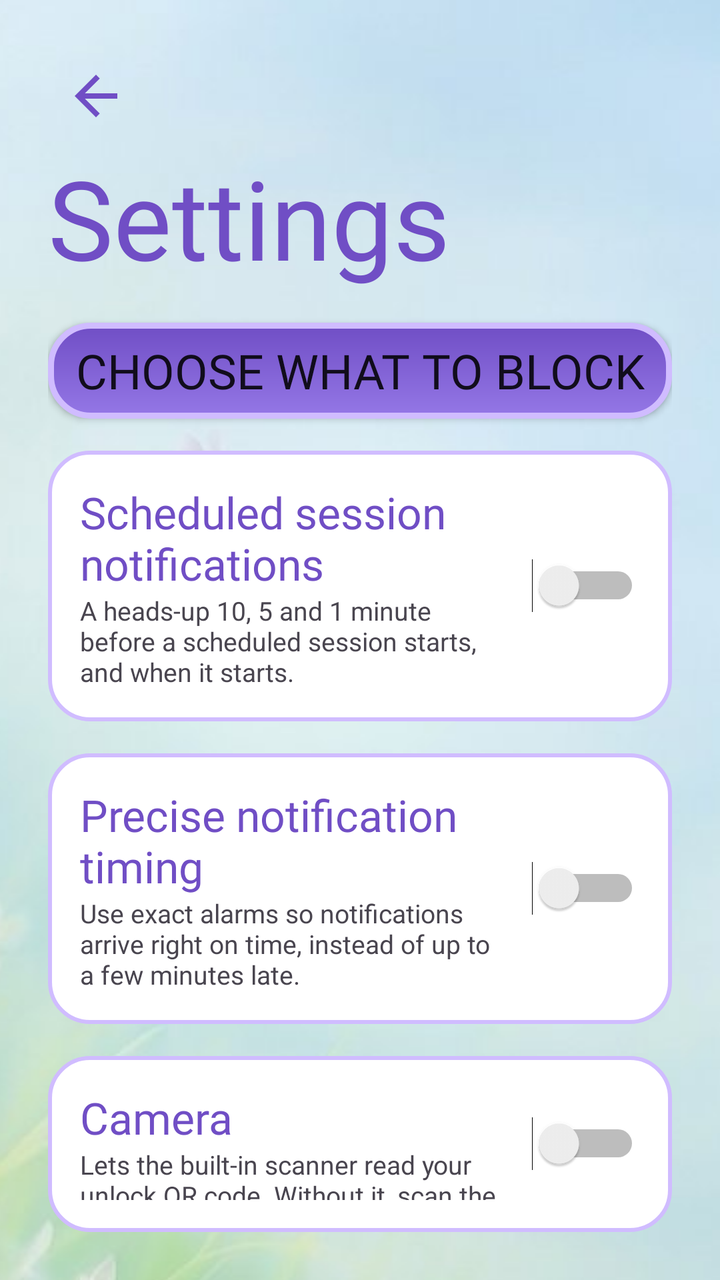
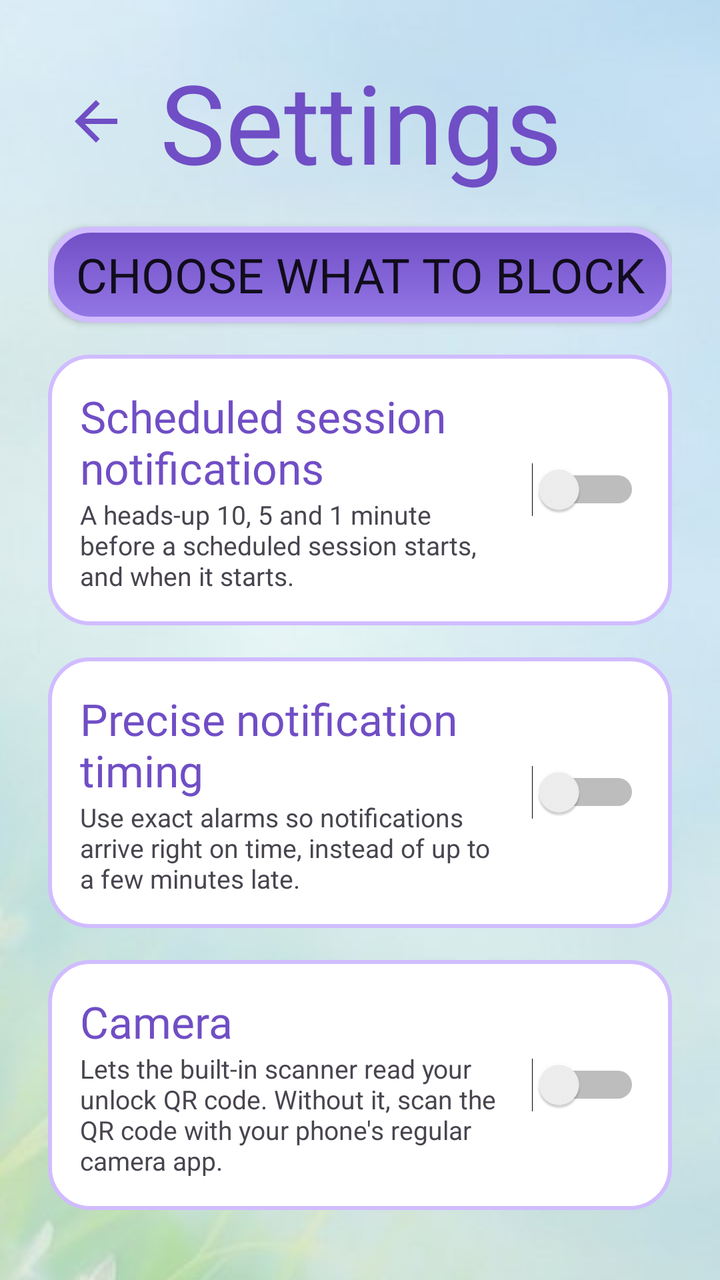

An Android layout rendered at two revisions. The XML below is the earlier revision; the diff shows what the commit changed to produce the second picture.
<!-- AndroidManifest.xml: application theme android:Theme.Material.Light.NoActionBar -->
<!-- res/layout/activity_settings.xml -->
<?xml version="1.0" encoding="utf-8"?>
<LinearLayout xmlns:android="http://schemas.android.com/apk/res/android"
    android:layout_width="match_parent"
    android:layout_height="match_parent"
    android:fillViewport="true">
    <LinearLayout
        android:layout_width="match_parent"
        android:layout_height="wrap_content"
        android:orientation="vertical"
        android:padding="24dp"
        android:background="@drawable/activity_background">

        
        <ImageButton
            android:id="@+id/btnBack"
            android:layout_width="48dp"
            android:layout_height="48dp"
            android:background="?android:attr/selectableItemBackgroundBorderless"
            android:contentDescription="Back"
            android:src="@drawable/ic_back" />

        <TextView
            android:layout_width="wrap_content"
            android:layout_height="wrap_content"
            android:fontFamily="@font/super_frog"
            android:text="Settings"
            android:textColor="@color/primary_dark"
            android:textSize="55sp" />

        
        <TextView
            android:id="@+id/tvSessionNote"
            android:layout_width="match_parent"
            android:layout_height="wrap_content"
            android:paddingTop="4dp"
            android:text="A session is running. You can add things to block and turn hardcore mode on, but nothing can be removed or turned off until it ends."
            android:textColor="@color/text_secondary"
            android:textSize="14sp"
            android:visibility="gone" />

        <Button
            android:id="@+id/btnChooseApps"
            style="@style/BaseButtonStyle"
            android:layout_marginTop="16dp"
            android:text="Choose what to block" />

        <LinearLayout
            android:layout_width="match_parent"
            android:layout_height="wrap_content"
            android:layout_marginTop="16dp"
            android:background="@drawable/schedule_day_card"
            android:gravity="center_vertical"
            android:orientation="horizontal"
            android:padding="16dp">

            <LinearLayout
                android:layout_width="0dp"
                android:layout_height="wrap_content"
                android:layout_weight="1"
                android:orientation="vertical">

                <TextView
                    android:layout_width="wrap_content"
                    android:layout_height="wrap_content"
                    android:fontFamily="@font/super_frog"
                    android:text="Scheduled session notifications"
                    android:textColor="@color/primary_dark"
                    android:textSize="22sp" />

                <TextView
                    android:layout_width="wrap_content"
                    android:layout_height="wrap_content"
                    android:text="A heads-up 10, 5 and 1 minute before a scheduled session starts, and when it starts."
                    android:textColor="@color/text_secondary"
                    android:textSize="13sp" />
            </LinearLayout>

            <Switch
                android:id="@+id/swNotices"
                android:layout_width="wrap_content"
                android:layout_height="wrap_content"
                android:layout_marginStart="12dp" />
        </LinearLayout>

        
        <LinearLayout
            android:id="@+id/cardExact"
            android:layout_width="match_parent"
            android:layout_height="wrap_content"
            android:layout_marginTop="16dp"
            android:background="@drawable/schedule_day_card"
            android:gravity="center_vertical"
            android:orientation="horizontal"
            android:padding="16dp">

            <LinearLayout
                android:layout_width="0dp"
                android:layout_height="wrap_content"
                android:layout_weight="1"
                android:orientation="vertical">

                <TextView
                    android:layout_width="wrap_content"
                    android:layout_height="wrap_content"
                    android:fontFamily="@font/super_frog"
                    android:text="Precise notification timing"
                    android:textColor="@color/primary_dark"
                    android:textSize="22sp" />

                <TextView
                    android:layout_width="wrap_content"
                    android:layout_height="wrap_content"
                    android:text="Use exact alarms so notifications arrive right on time, instead of up to a few minutes late."
                    android:textColor="@color/text_secondary"
                    android:textSize="13sp" />
            </LinearLayout>

            <Switch
                android:id="@+id/swExact"
                android:layout_width="wrap_content"
                android:layout_height="wrap_content"
                android:layout_marginStart="12dp" />
        </LinearLayout>

        
        <LinearLayout
            android:id="@+id/cardCamera"
            android:layout_width="match_parent"
            android:layout_height="wrap_content"
            android:layout_marginTop="16dp"
            android:background="@drawable/schedule_day_card"
            android:gravity="center_vertical"
            android:orientation="horizontal"
            android:padding="16dp">

            <LinearLayout
                android:layout_width="0dp"
                android:layout_height="wrap_content"
                android:layout_weight="1"
                android:orientation="vertical">

                <TextView
                    android:layout_width="wrap_content"
                    android:layout_height="wrap_content"
                    android:fontFamily="@font/super_frog"
                    android:text="Camera"
                    android:textColor="@color/primary_dark"
                    android:textSize="22sp" />

                <TextView
                    android:layout_width="wrap_content"
                    android:layout_height="wrap_content"
                    android:text="Lets the built-in scanner read your unlock QR code. Without it, scan the QR code with your phone's regular camera app."
                    android:textColor="@color/text_secondary"
                    android:textSize="13sp" />
            </LinearLayout>

            <Switch
                android:id="@+id/swCamera"
                android:layout_width="wrap_content"
                android:layout_height="wrap_content"
                android:layout_marginStart="12dp" />
        </LinearLayout>

        <LinearLayout
            android:layout_width="match_parent"
            android:layout_height="wrap_content"
            android:layout_marginTop="16dp"
            android:background="@drawable/schedule_day_card"
            android:gravity="center_vertical"
            android:orientation="horizontal"
            android:padding="16dp">

            <LinearLayout
                android:layout_width="0dp"
                android:layout_height="wrap_content"
                android:layout_weight="1"
                android:orientation="vertical">

                <TextView
                    android:layout_width="wrap_content"
                    android:layout_height="wrap_content"
                    android:fontFamily="@font/super_frog"
                    android:text="Hardcore mode"
                    android:textColor="@color/primary_dark"
                    android:textSize="22sp" />

                <TextView
                    android:layout_width="wrap_content"
                    android:layout_height="wrap_content"
                    android:text="Stops Focus Buddy being uninstalled, and locks its Android settings pages during a session."
                    android:textColor="@color/text_secondary"
                    android:textSize="13sp" />
            </LinearLayout>

            <Switch
                android:id="@+id/swHardcore"
                android:layout_width="wrap_content"
                android:layout_height="wrap_content"
                android:layout_marginStart="12dp" />
        </LinearLayout>

        <Button
            android:id="@+id/btnHowItWorks"
            style="@style/BaseButtonStyle"
            android:layout_marginTop="16dp"
            android:text="How it works" />
    </LinearLayout>
</LinearLayout>
<!-- resources referenced by this layout -->
<resources>
  <color name="primary_dark">#704EC5</color>
  <color name="text_secondary">#49454F</color>
  <!-- drawable activity_background (drawable) -->
  <?xml version="1.0" encoding="utf-8"?>
  <bitmap xmlns:android="http://schemas.android.com/apk/res/android"
      android:src="@drawable/background"
      android:gravity="center"
      android:tileMode="disabled" />
  <!-- drawable ic_back (drawable) -->
  <vector xmlns:android="http://schemas.android.com/apk/res/android"
      android:width="32dp"
      android:height="32dp"
      android:autoMirrored="true"
      android:viewportWidth="24"
      android:viewportHeight="24">
      <path
          android:fillColor="@color/primary_dark"
          android:pathData="M20,11H7.83l5.59,-5.59L12,4l-8,8 8,8 1.41,-1.41L7.83,13H20v-2z" />
  </vector>
  <!-- drawable schedule_day_card (drawable) -->
  <shape xmlns:android="http://schemas.android.com/apk/res/android"
      android:shape="rectangle">
      <solid android:color="@color/surface" />
      <corners android:radius="20dp" />
      <stroke
          android:width="2dp"
          android:color="@color/accent" />
  </shape>
  <style name="BaseButtonStyle">
          <item name="android:layout_width">match_parent</item>
          <item name="android:layout_height">match_parent</item>
          <item name="android:background">@drawable/base_button_shape</item>
          <item name="android:fontFamily">@font/super_frog</item>
          <item name="android:gravity">center_vertical|center_horizontal</item>
  
          <item name="android:autoSizeTextType">uniform</item>
          <item name="android:autoSizeMinTextSize">14sp</item>
          <item name="android:autoSizeMaxTextSize">30sp</item>
          <item name="android:autoSizeStepGranularity">5sp</item>
      </style>
  <!-- drawable background: jpg bitmap (drawable, 65327 bytes) -->
  <color name="surface">#FFFFFF</color>
  <color name="accent">#D0BCFF</color>
  <!-- drawable base_button_shape (drawable) -->
  <shape xmlns:android="http://schemas.android.com/apk/res/android"
      android:shape="rectangle">
  
      <gradient
          android:angle="270"
          android:startColor="@color/primary_dark"
          android:endColor="@color/primary"
          android:type="linear" />
  
      <corners android:radius="20dp" />
  
      <stroke
          android:width="3dp"
          android:color="@color/accent" />
  
  </shape>
  <color name="primary">#9477E6</color>
</resources>

<!-- the commit's change to res/layout/activity_settings.xml (unified diff, before → after) -->
@@ -11,21 +11,35 @@
         android:background="@drawable/activity_background">
 
         
-        <ImageButton
-            android:id="@+id/btnBack"
-            android:layout_width="48dp"
-            android:layout_height="48dp"
-            android:background="?android:attr/selectableItemBackgroundBorderless"
-            android:contentDescription="Back"
-            android:src="@drawable/ic_back" />
-
-        <TextView
-            android:layout_width="wrap_content"
-            android:layout_height="wrap_content"
-            android:fontFamily="@font/super_frog"
-            android:text="Settings"
-            android:textColor="@color/primary_dark"
-            android:textSize="55sp" />
+        <LinearLayout
+            android:layout_width="match_parent"
+            android:layout_height="wrap_content"
+            android:gravity="center_vertical"
+            android:orientation="horizontal">
+
+            <ImageButton
+                android:id="@+id/btnBack"
+                android:layout_width="48dp"
+                android:layout_height="48dp"
+                android:layout_marginEnd="8dp"
+                android:background="?android:attr/selectableItemBackgroundBorderless"
+                android:contentDescription="Back"
+                android:src="@drawable/ic_back" />
+
+            <TextView
+                android:layout_width="0dp"
+                android:layout_height="wrap_content"
+                android:layout_weight="1"
+                android:autoSizeMaxTextSize="55sp"
+                android:autoSizeMinTextSize="24sp"
+                android:autoSizeStepGranularity="1sp"
+                android:autoSizeTextType="uniform"
+                android:fontFamily="@font/super_frog"
+                android:maxLines="1"
+                android:text="Settings"
+                android:textColor="@color/primary_dark"
+                android:textSize="55sp" />
+        </LinearLayout>
 
         
         <TextView
